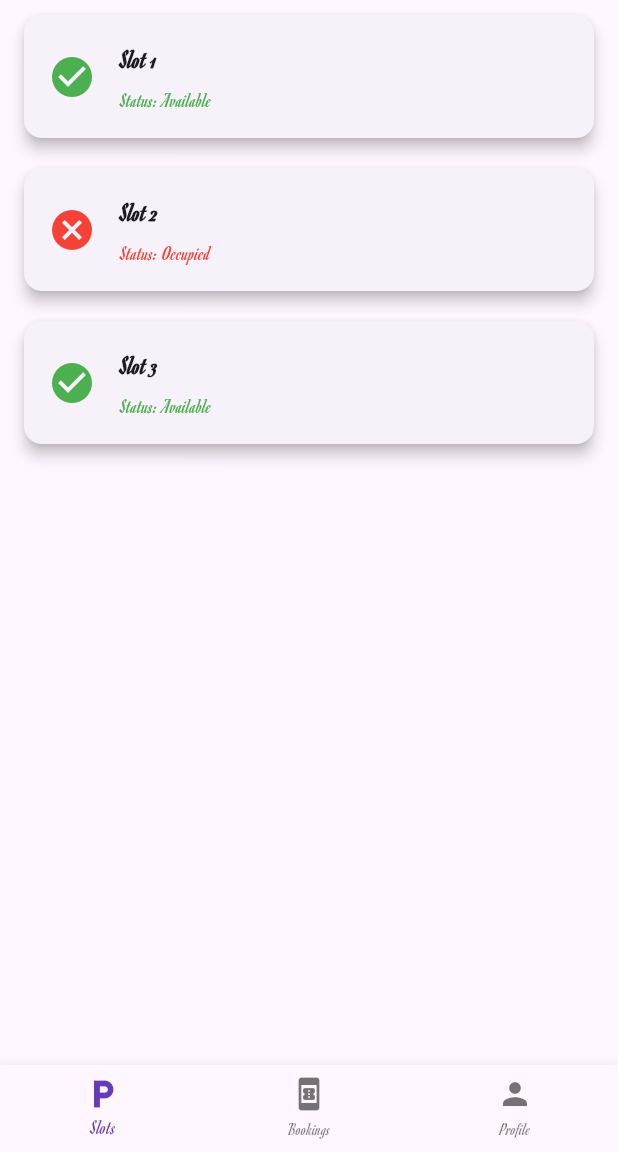
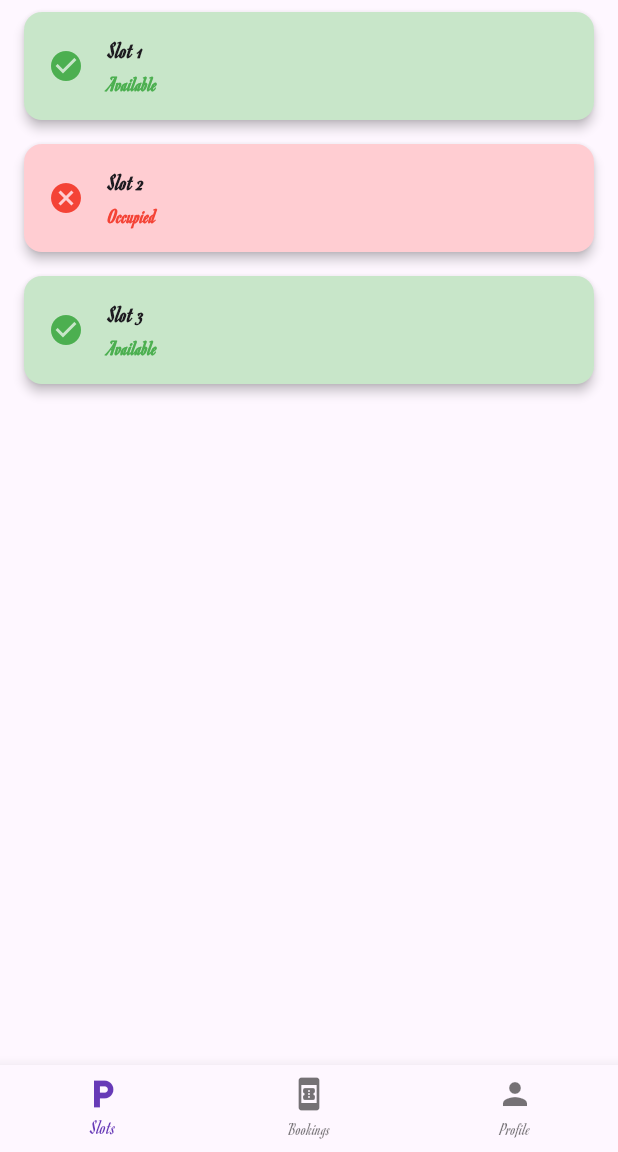
Before and after one commit to 12Omega/sprint2_dashboard, a Flutter app: the screen it shows after launch, on a phone screen of 412 x 824 dp, the part 84-1236 px from its top. Run offline on Flutter 3.47's test engine with Material 3 defaults, Android fonts, the phone set to English and light mode, and no system bars.

Commit message:
Commit 7: Enabled slot status toggling with provider

```diff
--- a/lib/widgets/slot_card.dart
+++ b/lib/widgets/slot_card.dart
@@ -1,4 +1,6 @@
 import 'package:flutter/material.dart';
+import 'package:provider/provider.dart';
+import '../providers/slot_provider.dart';
 
 class SlotCard extends StatelessWidget {
   final int slotNumber;
@@ -10,55 +12,36 @@ class SlotCard extends StatelessWidget {
     required this.status,
   });
 
-  Color getStatusColor() {
-    return status == 'Available' ? Colors.green : Colors.red;
-  }
-
-  IconData getStatusIcon() {
-    return status == 'Available' ? Icons.check_circle : Icons.cancel;
+  void _toggleStatus(BuildContext context) {
+    final newStatus = status == 'Available' ? 'Occupied' : 'Available';
+    Provider.of<SlotProvider>(context, listen: false)
+        .updateStatus(slotNumber, newStatus);
   }
 
   @override
   Widget build(BuildContext context) {
-    return Card(
-      elevation: 4,
-      shape: RoundedRectangleBorder(
-        borderRadius: BorderRadius.circular(12),
-      ),
-      margin: const EdgeInsets.symmetric(vertical: 10, horizontal: 16),
-      child: Padding(
-        padding: const EdgeInsets.all(16),
-        child: Row(
-          children: [
-            Icon(
-              getStatusIcon(),
-              color: getStatusColor(),
-              size: 32,
+    return GestureDetector(
+      onTap: () => _toggleStatus(context),
+      child: Card(
+        margin: const EdgeInsets.symmetric(horizontal: 16, vertical: 8),
+        color: status == 'Available' ? Colors.green[100] : Colors.red[100],
+        elevation: 3,
+        child: ListTile(
+          leading: Icon(
+            status == 'Available' ? Icons.check_circle : Icons.cancel,
+            color: status == 'Available' ? Colors.green : Colors.red,
+          ),
+          title: Text(
+            'Slot $slotNumber',
+            style: const TextStyle(fontWeight: FontWeight.bold),
+          ),
+          subtitle: Text(
+            status,
+            style: TextStyle(
+              color: status == 'Available' ? Colors.green : Colors.red,
+              fontWeight: FontWeight.w600,
             ),
-            const SizedBox(width: 16),
-            Expanded(
-              child: Column(
-                crossAxisAlignment: CrossAxisAlignment.start,
-                children: [
-                  Text(
-                    'Slot $slotNumber',
-                    style: const TextStyle(
-                      fontSize: 18,
-                      fontWeight: FontWeight.bold,
-                    ),
-                  ),
-                  const SizedBox(height: 4),
-                  Text(
-                    'Status: $status',
-                    style: TextStyle(
-                      fontSize: 14,
-                      color: getStatusColor(),
-                    ),
-                  ),
-                ],
-              ),
-            ),
-          ],
+          ),
         ),
       ),
     );
```
